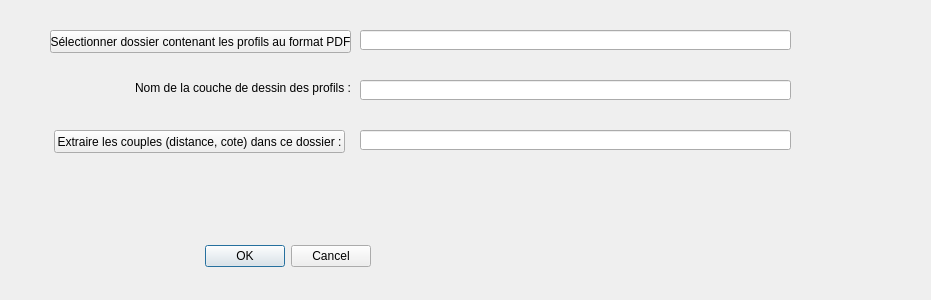
Qt form profils_ouvrages_dialog_base.ui (ManuMarsu/profils_ouvrages) before a commit.
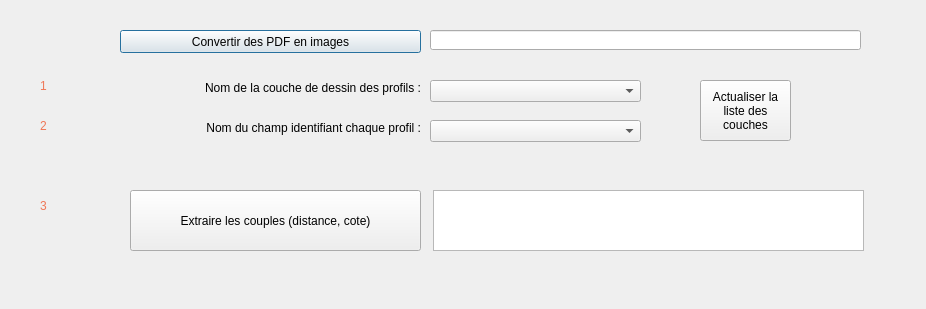
The same form after that commit.

Commit message: v1 de la conversion des profils en fichiers texte distance / cote

```diff
--- a/profils_ouvrages_dialog_base.ui
+++ b/profils_ouvrages_dialog_base.ui
@@ -6,66 +6,40 @@
    <rect>
     <x>0</x>
     <y>0</y>
-    <width>931</width>
-    <height>300</height>
+    <width>926</width>
+    <height>309</height>
    </rect>
   </property>
   <property name="windowTitle">
    <string>Profils ouvrages</string>
   </property>
-  <widget class="QDialogButtonBox" name="button_box">
-   <property name="geometry">
-    <rect>
-     <x>30</x>
-     <y>240</y>
-     <width>341</width>
-     <height>32</height>
-    </rect>
-   </property>
-   <property name="orientation">
-    <enum>Qt::Horizontal</enum>
-   </property>
-   <property name="standardButtons">
-    <set>QDialogButtonBox::Cancel|QDialogButtonBox::Ok</set>
-   </property>
-  </widget>
   <widget class="QPushButton" name="pb_selec_dossier_profils">
    <property name="geometry">
     <rect>
-     <x>50</x>
+     <x>120</x>
      <y>30</y>
      <width>301</width>
      <height>23</height>
     </rect>
    </property>
    <property name="text">
-    <string>Sélectionner dossier contenant les profils au format PDF</string>
+    <string>Convertir des PDF en images</string>
    </property>
   </widget>
   <widget class="QLineEdit" name="le_dossier_profils_pdf">
    <property name="geometry">
     <rect>
-     <x>360</x>
+     <x>430</x>
      <y>30</y>
      <width>431</width>
      <height>20</height>
     </rect>
    </property>
   </widget>
-  <widget class="QLineEdit" name="le_couche_dessin">
-   <property name="geometry">
-    <rect>
-     <x>360</x>
-     <y>80</y>
-     <width>431</width>
-     <height>20</height>
-    </rect>
-   </property>
-  </widget>
   <widget class="QLabel" name="label">
    <property name="geometry">
     <rect>
-     <x>50</x>
+     <x>120</x>
      <y>80</y>
      <width>301</width>
      <height>16</height>
@@ -81,24 +55,132 @@
   <widget class="QPushButton" name="pb_extraire_distcote">
    <property name="geometry">
     <rect>
-     <x>54</x>
-     <y>130</y>
+     <x>130</x>
+     <y>190</y>
      <width>291</width>
-     <height>23</height>
+     <height>61</height>
     </rect>
    </property>
    <property name="text">
-    <string>Extraire les couples (distance, cote) dans ce dossier :</string>
+    <string>Extraire les couples (distance, cote)</string>
    </property>
   </widget>
-  <widget class="QLineEdit" name="le_dossier_couple_distance_cote">
+  <widget class="QPlainTextEdit" name="plainTextEdit">
    <property name="geometry">
     <rect>
-     <x>360</x>
-     <y>130</y>
+     <x>433</x>
+     <y>190</y>
      <width>431</width>
-     <height>20</height>
+     <height>61</height>
     </rect>
+   </property>
+   <property name="readOnly">
+    <bool>true</bool>
+   </property>
+   <property name="plainText">
+    <string/>
+   </property>
+  </widget>
+  <widget class="QComboBox" name="cb_liste_couches">
+   <property name="geometry">
+    <rect>
+     <x>430</x>
+     <y>80</y>
+     <width>211</width>
+     <height>22</height>
+    </rect>
+   </property>
+  </widget>
+  <widget class="QComboBox" name="cb_liste_champs">
+   <property name="geometry">
+    <rect>
+     <x>430</x>
+     <y>120</y>
+     <width>211</width>
+     <height>22</height>
+    </rect>
+   </property>
+  </widget>
+  <widget class="QLabel" name="label_2">
+   <property name="geometry">
+    <rect>
+     <x>120</x>
+     <y>120</y>
+     <width>301</width>
+     <height>16</height>
+    </rect>
+   </property>
+   <property name="text">
+    <string>Nom du champ identifiant chaque profil :</string>
+   </property>
+   <property name="alignment">
+    <set>Qt::AlignRight|Qt::AlignTrailing|Qt::AlignVCenter</set>
+   </property>
+  </widget>
+  <widget class="QPushButton" name="pb_update">
+   <property name="geometry">
+    <rect>
+     <x>700</x>
+     <y>80</y>
+     <width>91</width>
+     <height>61</height>
+    </rect>
+   </property>
+   <property name="text">
+    <string>Actualiser la 
+liste des 
+couches</string>
+   </property>
+  </widget>
+  <widget class="QLabel" name="label_3">
+   <property name="geometry">
+    <rect>
+     <x>40</x>
+     <y>70</y>
+     <width>21</width>
+     <height>31</height>
+    </rect>
+   </property>
+   <property name="styleSheet">
+    <string notr="true">font: 75 20pt &quot;Arial&quot;;
+color: rgb(239, 119, 87);</string>
+   </property>
+   <property name="text">
+    <string>1</string>
+   </property>
+  </widget>
+  <widget class="QLabel" name="label_4">
+   <property name="geometry">
+    <rect>
+     <x>40</x>
+     <y>110</y>
+     <width>21</width>
+     <height>31</height>
+    </rect>
+   </property>
+   <property name="styleSheet">
+    <string notr="true">font: 75 20pt &quot;Arial&quot;;
+color: rgb(239, 119, 87);</string>
+   </property>
+   <property name="text">
+    <string>2</string>
+   </property>
+  </widget>
+  <widget class="QLabel" name="label_5">
+   <property name="geometry">
+    <rect>
+     <x>40</x>
+     <y>190</y>
+     <width>21</width>
+     <height>31</height>
+    </rect>
+   </property>
+   <property name="styleSheet">
+    <string notr="true">font: 75 20pt &quot;Arial&quot;;
+color: rgb(239, 119, 87);</string>
+   </property>
+   <property name="text">
+    <string>3</string>
    </property>
   </widget>
  </widget>
```
Left out of the diff: 35 changed lines with no effect on the pictures. The commit also changes 478 other files.
